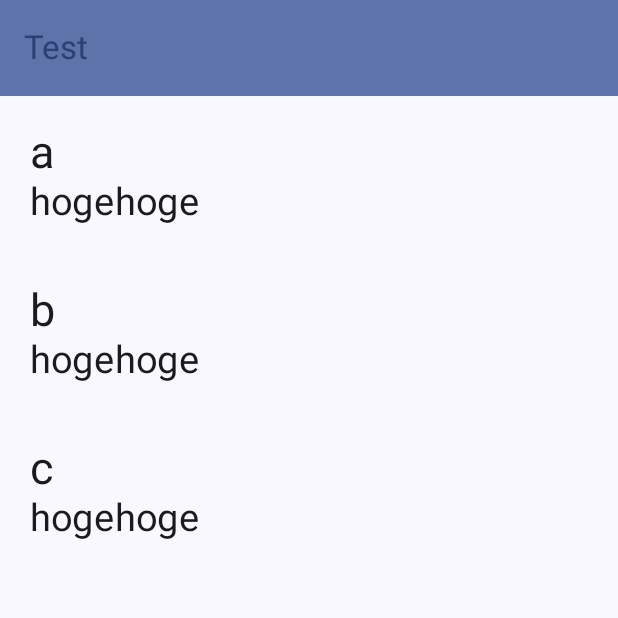
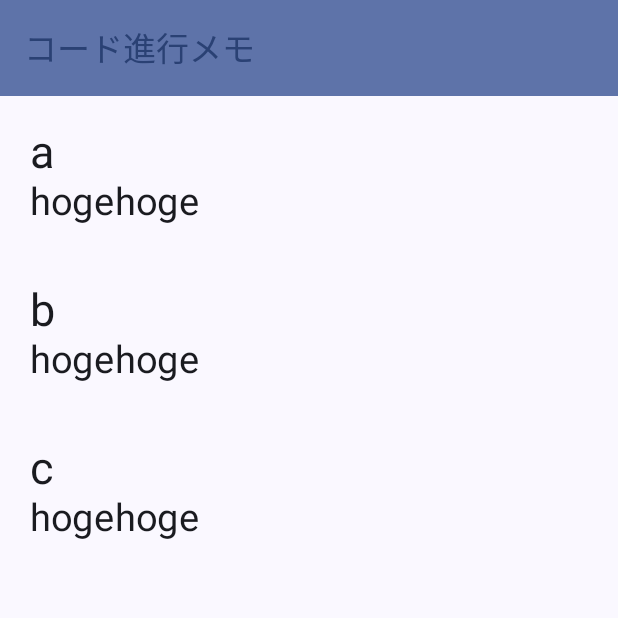
Before and after one commit to sakusancarmin/ChordProgressionMemo, an Android app built with Jetpack Compose: the screen it shows after launch (MainActivity), on a phone screen of 412 x 824 dp, the top half of it. Run offline under Robolectric (Android 15) with nearby library versions, the phone set to English and light mode, and no system bars.

Commit message:
TopBarの名称を変更した

```diff
--- a/app/src/main/java/com/example/chordprogressionmemo/MainActivity.kt
+++ b/app/src/main/java/com/example/chordprogressionmemo/MainActivity.kt
@@ -53,7 +53,7 @@ fun ChordListView()
                     titleContentColor = MaterialTheme.colorScheme.primary,
                 ),
                 title = {
-                    Text("Test")
+                    Text("コード進行メモ")
                 }
             )
         }
@@ -65,7 +65,9 @@ fun ChordListView()
 
 @Composable
 fun ChordList(topBarPadding: PaddingValues) {
+    // ToDo: データベースからリストを生成する
     val testList = listOf("a", "b", "c")
+
     LazyColumn(
         modifier = Modifier.padding(topBarPadding)
     ) {
```
